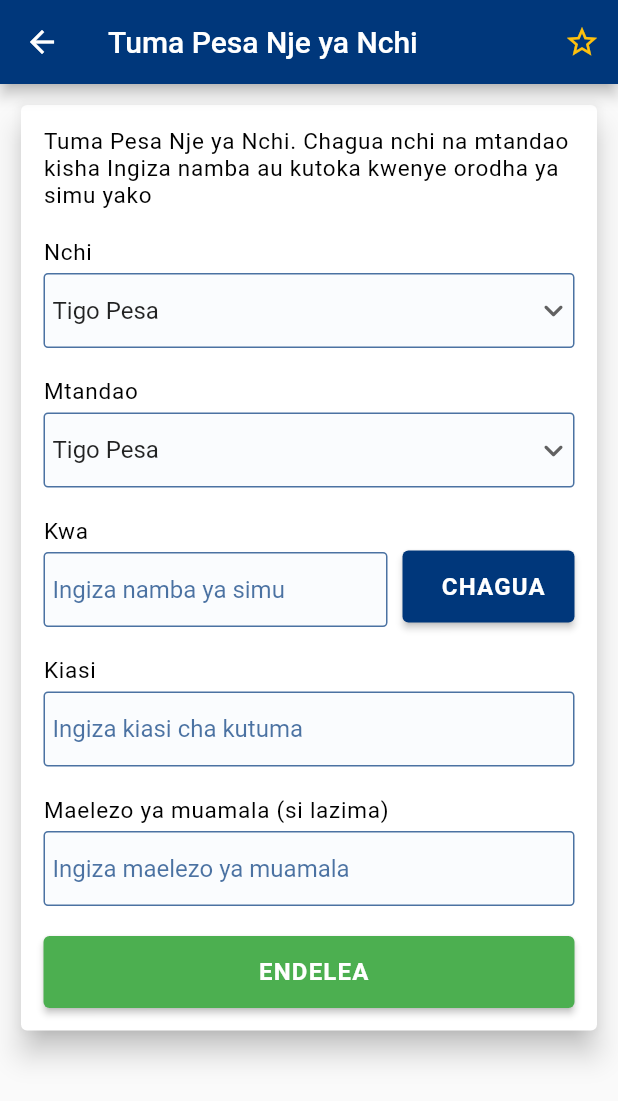
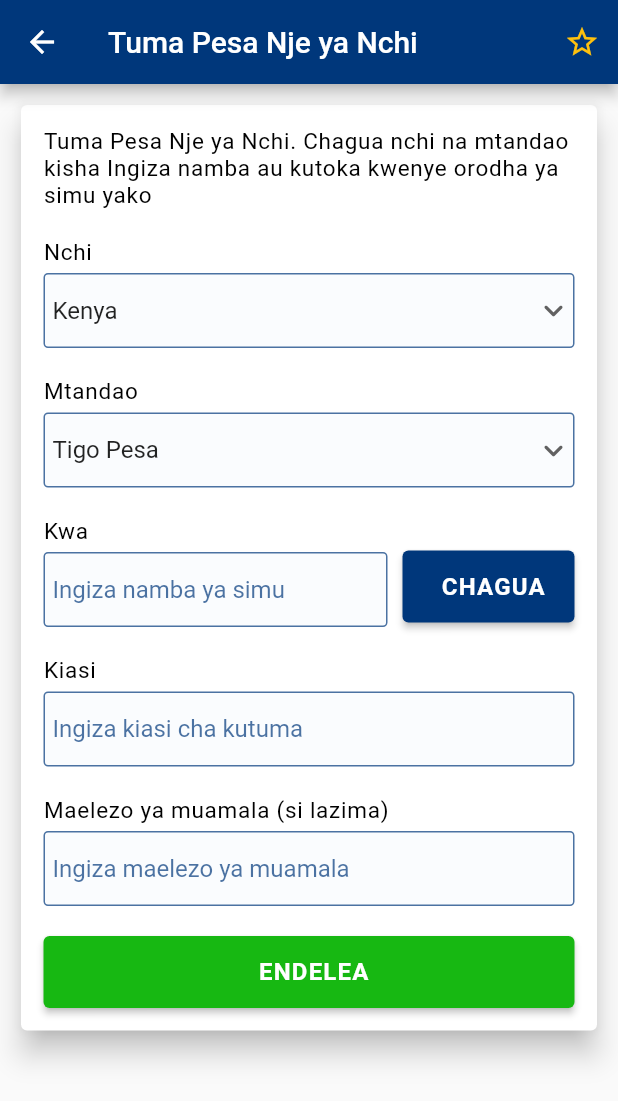
Before and after one commit to Mideny21/tigopesa_ui, a Flutter app: the TumaKwendaNjeScreen screen opened directly, on a phone screen of 412 x 824 dp. Shown: the top 1101 px of the screen. Run offline on Flutter 3.47's test engine with Material 2 defaults, Android fonts, the light colour scheme and no system bars; our stand-ins replace badges, pin_code_text_field, smooth_page_indicator; missing offline and left inert: dart:ffi.

Commit message:
final changes tigo ui

```diff
--- a/lib/pages/benki/kwendaBenki.dart
+++ b/lib/pages/benki/kwendaBenki.dart
@@ -124,7 +124,7 @@
                     // const SizedBox(height: 200),
                     CustomButton(
                         textColor: Colors.white,
-                        color: Colors.green,
+                        color: AppColors.greenButtonColor,
                         tap: () {},
                         text: "ENDELEA")
                   ],
--- a/lib/pages/benki/kwendaTigoPesa.dart
+++ b/lib/pages/benki/kwendaTigoPesa.dart
@@ -112,7 +112,7 @@
                   CustomButton(
                     tap: () {},
                     text: 'ENDELEA',
-                    color: Colors.green,
+                    color: AppColors.greenButtonColor,
                     textColor: Colors.white,
                   )
                 ]),
--- a/lib/pages/home_screen.dart
+++ b/lib/pages/home_screen.dart
@@ -165,7 +165,7 @@
                     child: CustomButton(
                       tap: () => showBalance(context),
                       text: 'THIBITISHA',
-                      color: Colors.green,
+                      color: AppColors.greenButtonColor,
                       textColor: Colors.white,
                     )),
               ],
--- a/lib/pages/kulipia_bill.dart
+++ b/lib/pages/kulipia_bill.dart
@@ -113,7 +113,7 @@
 
                       CustomButton(
                           textColor: Colors.white,
-                          color: Colors.green,
+                          color: AppColors.greenButtonColor,
                           tap: () {},
                           text: "ENDELEA")
                     ],
--- a/lib/pages/tuma_kwend_nje.dart
+++ b/lib/pages/tuma_kwend_nje.dart
@@ -14,7 +14,8 @@
 }
 
 class _TumaKwendaNjeScreenState extends State<TumaKwendaNjeScreen> {
-  String dropdownValue = 'Tigo Pesa';
+  String dropdownValue = 'Kenya';
+  String dropdownValue1 = 'Tigo Pesa';
 
   @override
   void initState() {
@@ -76,9 +77,16 @@
                                 textAlign: TextAlign.center,
                               ),
                               items: <String>[
-                                'Tigo Pesa',
-                                'M-Pesa',
-                                'Master Card'
+                                'Botswana',
+                                'Burundi',
+                                'DRC',
+                                'Kenya',
+                                'Malawi',
+                                'Mozambique',
+                                'Rwanda',
+                                'South Sudan',
+                                'Uganda',
+                                'Zambia'
                               ].map<DropdownMenuItem<String>>((String value) {
                                 return DropdownMenuItem<String>(
                                   value: value,
@@ -125,9 +133,9 @@
                                 Icons.keyboard_arrow_down_rounded,
                                 size: 26,
                               ),
-                              value: dropdownValue,
+                              value: dropdownValue1,
                               hint: const Text(
-                                'Chagua Nchi',
+                                'Chagua Mtandao',
                                 textAlign: TextAlign.center,
                               ),
                               items: <String>[
@@ -142,7 +150,7 @@
                               }).toList(),
                               onChanged: (String? newValue) {
                                 setState(() {
-                                  dropdownValue = newValue!;
+                                  dropdownValue1 = newValue!;
                                 });
                               },
                               decoration: InputDecoration(
@@ -196,7 +204,7 @@
                       // const SizedBox(height: 200),
                       CustomButton(
                           textColor: Colors.white,
-                          color: Colors.green,
+                          color: AppColors.greenButtonColor,
                           tap: () {},
                           text: "ENDELEA")
                     ],
--- a/lib/utils/colors.dart
+++ b/lib/utils/colors.dart
@@ -3,7 +3,7 @@
 class AppColors {
   static const yellowColors = Color(0xffffc10d);
   static const primaryColor = Color(0xff00377b);
-  static const greenButtonColor = Color(0xff81d637);
+  static const greenButtonColor = Color(0xff17b812);
   // static const lightBlue = Color.fromARGB(255, 204, 223, 245).withOpacity(0.1);
 }
 
```
Also changed, not shown: lib/components/service_panel.dart (+5 -3 lines), lib/pages/huduma.dart (+12 -0 lines).
